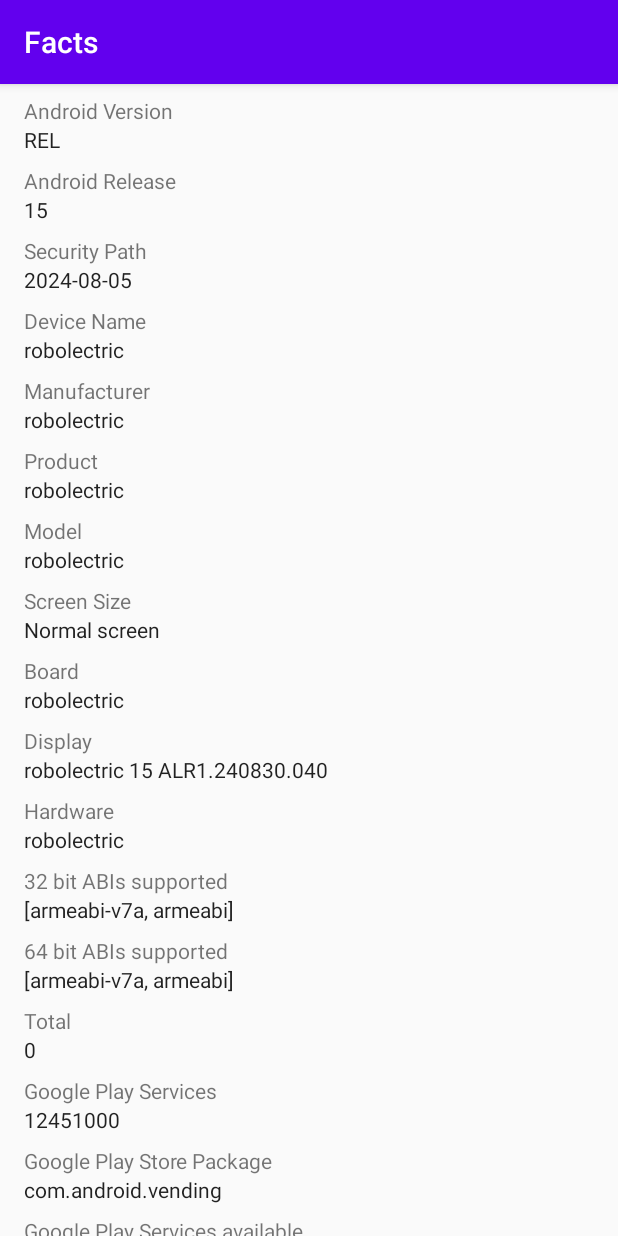
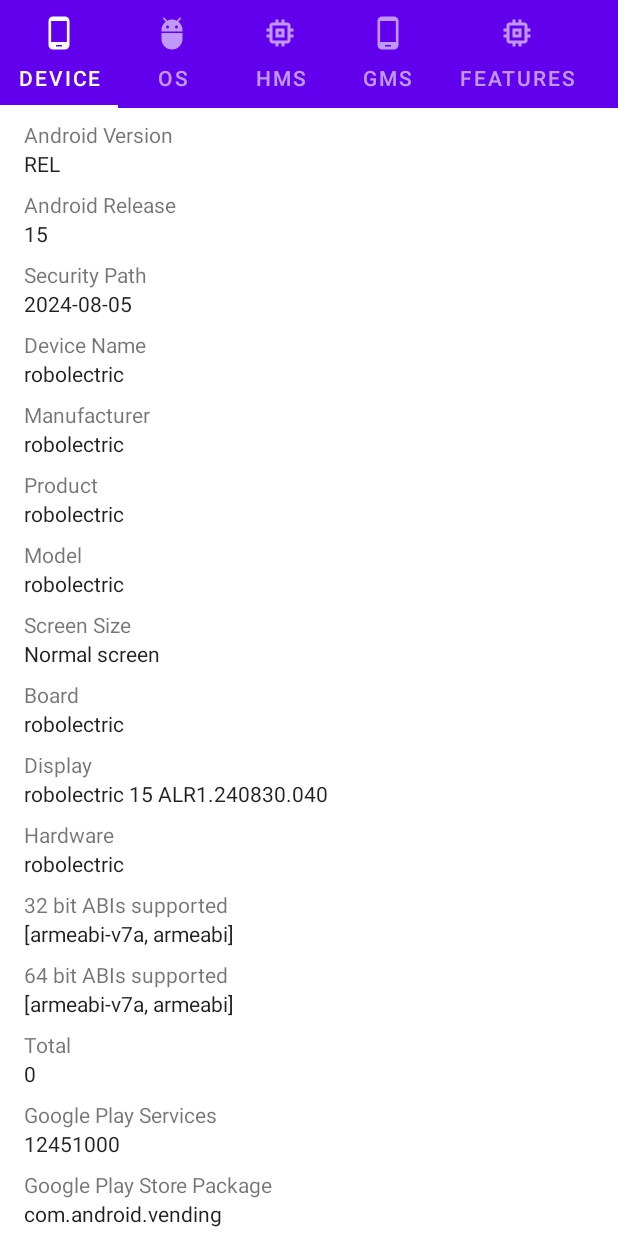
Before and after one commit to alvareztech/facts-android, an Android app: the screen it shows after launch (MainActivity), on a phone screen of 412 x 824 dp. Run offline under Robolectric (Android 15) with nearby library versions, the phone set to English and light mode, and no system bars; libraries missing offline, so code that uses them is left out: com.huawei.hms; 1 statement that could not run was skipped.

Commit message:
Add TabLayout

```diff
--- a/app/build.gradle
+++ b/app/build.gradle
@@ -53,10 +53,13 @@ dependencies {
     implementation "android.arch.navigation:navigation-ui-ktx:1.0.0"
     implementation "androidx.viewpager2:viewpager2:1.0.0"
 
+    implementation 'com.google.android.material:material:1.1.0'
+
     implementation 'com.google.firebase:firebase-analytics-ktx:17.4.2'
 
     implementation 'com.huawei.hms:hianalytics:5.0.0.301'
 
+    implementation 'androidx.legacy:legacy-support-v4:1.0.0'
     testImplementation 'junit:junit:4.12'
     androidTestImplementation 'androidx.test.ext:junit:1.1.1'
     androidTestImplementation 'androidx.test.espresso:espresso-core:3.2.0'
--- /dev/null
+++ b/app/src/main/java/tech/alvarez/facts/Category.kt
@@ -0,0 +1,9 @@
+package tech.alvarez.facts
+
+enum class Category(val icon: Int) {
+    DEVICE(R.drawable.ic_phone),
+    OS(R.drawable.ic_adb),
+    HMS(R.drawable.ic_memory),
+    GMS(R.drawable.ic_phone),
+    FEATURES(R.drawable.ic_memory),
+}
--- /dev/null
+++ b/app/src/main/java/tech/alvarez/facts/collection/CollectionFragment.kt
@@ -0,0 +1,63 @@
+package tech.alvarez.facts.collection
+
+import android.os.Bundle
+import android.view.LayoutInflater
+import android.view.View
+import android.view.ViewGroup
+import androidx.appcompat.content.res.AppCompatResources
+import androidx.fragment.app.Fragment
+import androidx.viewpager2.widget.ViewPager2
+import com.google.android.material.tabs.TabLayout
+import com.google.android.material.tabs.TabLayoutMediator
+import tech.alvarez.facts.Category
+import tech.alvarez.facts.R
+
+private const val ARG_PARAM1 = "param1"
+private const val ARG_PARAM2 = "param2"
+
+class CollectionFragment : Fragment() {
+    private var param1: String? = null
+    private var param2: String? = null
+
+    private lateinit var viewPager: ViewPager2
+    private lateinit var viewPagerAdapter: ViewPagerAdapter
+
+    override fun onCreate(savedInstanceState: Bundle?) {
+        super.onCreate(savedInstanceState)
+        arguments?.let {
+            param1 = it.getString(ARG_PARAM1)
+            param2 = it.getString(ARG_PARAM2)
+        }
+    }
+
+    override fun onCreateView(
+        inflater: LayoutInflater, container: ViewGroup?,
+        savedInstanceState: Bundle?
+    ): View? {
+        return inflater.inflate(R.layout.fragment_collection, container, false)
+    }
+
+    override fun onViewCreated(view: View, savedInstanceState: Bundle?) {
+        viewPagerAdapter = ViewPagerAdapter(this)
+        viewPager = view.findViewById(R.id.viewPager)
+        viewPager.adapter = viewPagerAdapter
+
+        val tabLayout: TabLayout = view.findViewById(R.id.tabLayout)
+        TabLayoutMediator(tabLayout, viewPager) { tab, position ->
+            val category = Category.values()[position]
+            tab.text = category.name
+            tab.icon = AppCompatResources.getDrawable(context!!, category.icon)
+        }.attach()
+    }
+
+    companion object {
+        @JvmStatic
+        fun newInstance(param1: String, param2: String) =
+            CollectionFragment().apply {
+                arguments = Bundle().apply {
+                    putString(ARG_PARAM1, param1)
+                    putString(ARG_PARAM2, param2)
+                }
+            }
+    }
+}
--- /dev/null
+++ b/app/src/main/java/tech/alvarez/facts/collection/ViewPagerAdapter.kt
@@ -0,0 +1,20 @@
+package tech.alvarez.facts.collection
+
+import android.os.Bundle
+import androidx.fragment.app.Fragment
+import androidx.viewpager2.adapter.FragmentStateAdapter
+import tech.alvarez.facts.Category
+import tech.alvarez.facts.info.InfoFragment
+
+class ViewPagerAdapter(fragment: Fragment) : FragmentStateAdapter(fragment) {
+
+    override fun getItemCount(): Int = Category.values().size
+
+    override fun createFragment(position: Int): Fragment {
+        val fragment = InfoFragment()
+        fragment.arguments = Bundle().apply {
+            putInt("position", position)
+        }
+        return fragment
+    }
+}
--- a/app/src/main/java/tech/alvarez/facts/info/InfoFragment.kt
+++ b/app/src/main/java/tech/alvarez/facts/info/InfoFragment.kt
@@ -19,7 +19,7 @@ class InfoFragment : Fragment() {
 
     private lateinit var viewModel: InfoViewModel
 
-    var recyclerView: RecyclerView? = null
+    private var recyclerView: RecyclerView? = null
 
     override fun onCreateView(
         inflater: LayoutInflater, container: ViewGroup?,
--- /dev/null
+++ b/app/src/main/res/drawable/ic_adb.xml
@@ -0,0 +1,9 @@
+<vector xmlns:android="http://schemas.android.com/apk/res/android"
+        android:width="24dp"
+        android:height="24dp"
+        android:viewportWidth="24.0"
+        android:viewportHeight="24.0">
+    <path
+        android:fillColor="#FF000000"
+        android:pathData="M5,16c0,3.87 3.13,7 7,7s7,-3.13 7,-7v-4L5,12v4zM16.12,4.37l2.1,-2.1 -0.82,-0.83 -2.3,2.31C14.16,3.28 13.12,3 12,3s-2.16,0.28 -3.09,0.75L6.6,1.44l-0.82,0.83 2.1,2.1C6.14,5.64 5,7.68 5,10v1h14v-1c0,-2.32 -1.14,-4.36 -2.88,-5.63zM9,9c-0.55,0 -1,-0.45 -1,-1s0.45,-1 1,-1 1,0.45 1,1 -0.45,1 -1,1zM15,9c-0.55,0 -1,-0.45 -1,-1s0.45,-1 1,-1 1,0.45 1,1 -0.45,1 -1,1z"/>
+</vector>
--- /dev/null
+++ b/app/src/main/res/drawable/ic_memory.xml
@@ -0,0 +1,9 @@
+<vector xmlns:android="http://schemas.android.com/apk/res/android"
+        android:width="24dp"
+        android:height="24dp"
+        android:viewportWidth="24.0"
+        android:viewportHeight="24.0">
+    <path
+        android:fillColor="#FF000000"
+        android:pathData="M15,9L9,9v6h6L15,9zM13,13h-2v-2h2v2zM21,11L21,9h-2L19,7c0,-1.1 -0.9,-2 -2,-2h-2L15,3h-2v2h-2L11,3L9,3v2L7,5c-1.1,0 -2,0.9 -2,2v2L3,9v2h2v2L3,13v2h2v2c0,1.1 0.9,2 2,2h2v2h2v-2h2v2h2v-2h2c1.1,0 2,-0.9 2,-2v-2h2v-2h-2v-2h2zM17,17L7,17L7,7h10v10z"/>
+</vector>
--- /dev/null
+++ b/app/src/main/res/drawable/ic_phone.xml
@@ -0,0 +1,9 @@
+<vector xmlns:android="http://schemas.android.com/apk/res/android"
+        android:width="24dp"
+        android:height="24dp"
+        android:viewportWidth="24.0"
+        android:viewportHeight="24.0">
+    <path
+        android:fillColor="#FF000000"
+        android:pathData="M16,1L8,1C6.34,1 5,2.34 5,4v16c0,1.66 1.34,3 3,3h8c1.66,0 3,-1.34 3,-3L19,4c0,-1.66 -1.34,-3 -3,-3zM14,21h-4v-1h4v1zM17.25,18L6.75,18L6.75,4h10.5v14z"/>
+</vector>
--- /dev/null
+++ b/app/src/main/res/layout/fragment_collection.xml
@@ -0,0 +1,22 @@
+<?xml version="1.0" encoding="utf-8"?>
+<LinearLayout xmlns:android="http://schemas.android.com/apk/res/android"
+    xmlns:app="http://schemas.android.com/apk/res-auto"
+    xmlns:tools="http://schemas.android.com/tools"
+    android:layout_width="match_parent"
+    android:layout_height="match_parent"
+    android:orientation="vertical"
+    tools:context=".collection.CollectionFragment">
+
+    <com.google.android.material.tabs.TabLayout
+        android:id="@+id/tabLayout"
+        style="@style/Widget.MaterialComponents.TabLayout.Colored"
+        android:layout_width="match_parent"
+        android:layout_height="wrap_content"
+        app:tabMode="scrollable" />
+
+    <androidx.viewpager2.widget.ViewPager2
+        android:id="@+id/viewPager"
+        android:layout_width="match_parent"
+        android:layout_height="match_parent" />
+
+</LinearLayout>
--- a/app/src/main/res/navigation/navigation.xml
+++ b/app/src/main/res/navigation/navigation.xml
@@ -3,11 +3,11 @@
     xmlns:app="http://schemas.android.com/apk/res-auto"
     xmlns:tools="http://schemas.android.com/tools"
     android:id="@+id/navigation"
-    app:startDestination="@id/infoFragment">
+    app:startDestination="@id/collectionFragment">
 
     <fragment
-        android:id="@+id/infoFragment"
-        android:name="tech.alvarez.facts.info.InfoFragment"
-        android:label="info_fragment"
-        tools:layout="@layout/info_fragment" />
+        android:id="@+id/collectionFragment"
+        android:name="tech.alvarez.facts.collection.CollectionFragment"
+        android:label="fragment_collection"
+        tools:layout="@layout/fragment_collection" />
 </navigation>
--- a/app/src/main/res/values/strings.xml
+++ b/app/src/main/res/values/strings.xml
@@ -1,3 +1,6 @@
 <resources>
     <string name="app_name">Facts</string>
+
+    <!-- TODO: Remove or change this placeholder text -->
+    <string name="hello_blank_fragment">Hello blank fragment</string>
 </resources>
--- a/app/src/main/res/values/styles.xml
+++ b/app/src/main/res/values/styles.xml
@@ -1,7 +1,7 @@
 <resources>
 
     <!-- Base application theme. -->
-    <style name="AppTheme" parent="Theme.AppCompat.Light.DarkActionBar">
+    <style name="AppTheme" parent="Theme.MaterialComponents.DayNight.NoActionBar">
         <!-- Customize your theme here. -->
         <item name="colorPrimary">@color/colorPrimary</item>
         <item name="colorPrimaryDark">@color/colorPrimaryDark</item>
```
